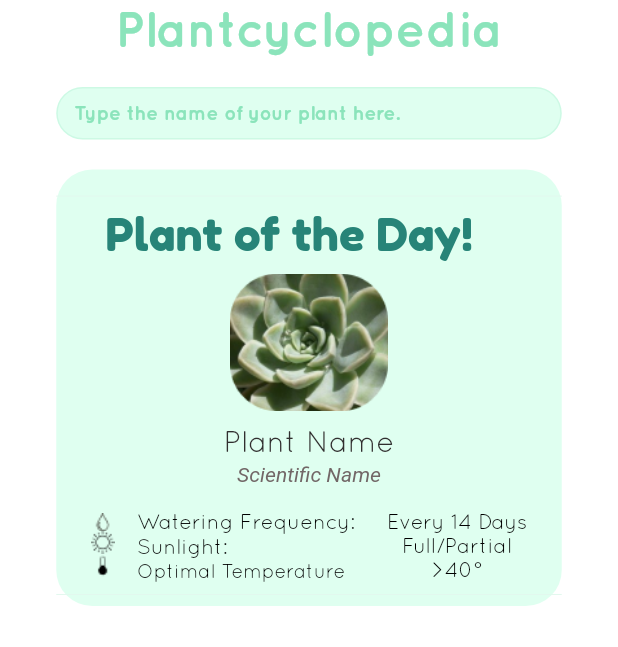
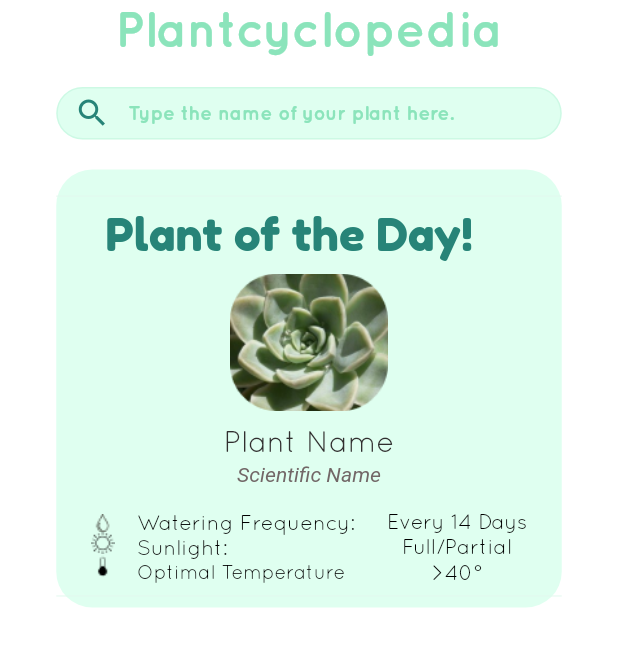
Before and after one commit to efollette/growio, a Flutter app: the Plantcyclopedia screen opened by its route, on a phone screen of 412 x 824 dp. Shown: the top 647 px of the screen. Run offline on Flutter 3.47's test engine with Material 2 defaults, Android fonts, the phone set to English and light mode, and no system bars; drawn by our look-alikes of auto_size_text; our stand-ins replace image_picker; Roboto replaces fonts that are missing (ABeeZee Italic).

Commit message:
Search bar works

```diff
--- a/lib/ui/mainPage.dart
+++ b/lib/ui/mainPage.dart
@@ -358,7 +358,7 @@ class _MainPageState extends State<MainPage> {
         controller: controller,
         children: <Widget>[
           MyGarden(),
-          Plantcyclopedia(_showFab),
+          Plantcyclopedia(),
         ],
       ),
       bottomNavigationBar: _createBottomNavBar(context),
--- a/lib/ui/plantcyclopedia.dart
+++ b/lib/ui/plantcyclopedia.dart
@@ -2,19 +2,50 @@ import 'package:flutter/material.dart';
 import '../utils/users.dart' as users;
 import '../utils/routes.dart' as routes;
 import '../wdigets/plantOfTheDay.dart';
+import '../wdigets/plantList.dart';
 import 'package:auto_size_text/auto_size_text.dart';
 
 class Plantcyclopedia extends StatefulWidget {
-
-  final bool showFab;
-
-  Plantcyclopedia(this.showFab);
 
   @override
   _PlantcyclopediaState createState() => _PlantcyclopediaState();
 }
 
 class _PlantcyclopediaState extends State<Plantcyclopedia> {
+
+  bool showList = false;
+
+  /* Plant list */
+  final List<String> _plants = ['Daisy', 'Sunflower', 'Poppy', 'Lavender', 'Rose',
+                          'Tiger Lily', 'Carnation', 'Tulip', 'Orchid', 'Peonie'];
+
+  /* Duplicate to store the plant list */
+  final List<String> _plantsDup = ['Daisy', 'Sunflower', 'Poppy', 'Lavender', 'Rose',
+                          'Tiger Lily', 'Carnation', 'Tulip', 'Orchid', 'Peonie'];
+
+  /* List that will change based on the query */
+  var _plantsQuery = List<String>();
+
+  Expanded _plantList(BuildContext context) {
+    return Expanded(
+      child: ListView.builder(
+        shrinkWrap: true,
+        itemCount: _plantsQuery.length,
+        itemBuilder: (BuildContext context, int index) {
+          return Card(
+            child: ListTile(
+              title: Text('${_plantsQuery[index]}',
+                style: TextStyle(
+                  fontFamily: 'Quicksand'
+                )
+              )
+            )
+          );
+        }
+      )
+    );
+
+  }
 
   /* Text controller for the search bar */
   TextEditingController _searchController = TextEditingController();
@@ -47,7 +78,12 @@ class _PlantcyclopediaState extends State<Plantcyclopedia> {
       child: TextField(
         style: TextStyle(
           color: Color(0xFF278478),
+          fontFamily: 'Quicksand'
         ),
+        enableInteractiveSelection: true,
+        textCapitalization: TextCapitalization.sentences,
+        maxLines: 1,
+        autocorrect: true,
         textAlign: TextAlign.left,
         textInputAction: TextInputAction.search,
         controller: _searchController,
@@ -75,8 +111,14 @@ class _PlantcyclopediaState extends State<Plantcyclopedia> {
               color: Color(0xFF8BE4BB)
           ),
           labelText: 'Type the name of your plant here.',
+          prefixIcon: Icon(Icons.search, color: Color(0xFF278478),)
         ),
         cursorColor: Colors.green,
+        // Functionality of search
+        onChanged: (value) {
+          showList = true;
+          _filterSearchResults(value);
+        },
       ),
     );
   }
@@ -91,22 +133,52 @@ class _PlantcyclopediaState extends State<Plantcyclopedia> {
     );
   }
 
+  /* Function to search and list the new items */
+  void _filterSearchResults(String query) {
+    List<String> dummySearchList = List<String>();
+    dummySearchList.addAll(_plantsDup);
+    if(query.isNotEmpty) {
+      List<String> dummyListData = List<String>();
+      dummySearchList.forEach((item) {
+        if(item.contains(query)) {
+          dummyListData.add(item);
+        }
+      });
+      setState(() {
+        _plantsQuery.clear();
+        _plantsQuery.addAll(dummyListData);
+      });
+      return;
+    } else {
+      setState(() {
+        _plantsQuery.clear();
+        _plantsQuery.addAll(_plantsDup);
+      });
+    }
+  }
+
   @override
   Widget build(BuildContext context) {
-
     return Scaffold(
       backgroundColor: Colors.white,
-      body: Column(
+      body: Center(
+        child: Container(
+          width: MediaQuery.of(context).size.width - 75.0,
+          child: Column(
             children: <Widget>[
               _title(context),
               Padding(padding: const EdgeInsets.all(10.0)),
               _searchBar(context),
               Padding(padding: const EdgeInsets.all(10.0)),
               // Plant of the Day
-          widget.showFab ? _plantOfDay(context) : Container(),
+              //_plantList(context),
+              showList ? _plantList(context) : _plantOfDay(context),
               Padding(padding: const EdgeInsets.all(10.0)),
             ],
           ),
+        )
+
+      )
     );
   }
 }
--- a/lib/utils/routes.dart
+++ b/lib/utils/routes.dart
@@ -8,7 +8,7 @@ import '../ui/Camera.dart';
 final routes = {
   '/login' : (BuildContext context) => Login(),
   '/myGarden' : (BuildContext context) => MyGarden(),
-  '/plantcyclopedia' : (BuildContext context) => Plantcyclopedia(true),
+  '/plantcyclopedia' : (BuildContext context) => Plantcyclopedia(),
   '/camera' :(BuildContext context) => Camera(),
 
   // Default route
--- a/lib/wdigets/plantOfTheDay.dart
+++ b/lib/wdigets/plantOfTheDay.dart
@@ -4,25 +4,9 @@ import 'package:auto_size_text/auto_size_text.dart';
 // Group to scale size of text for water, sun and temp
 var _group = AutoSizeGroup();
 
-// Group to scale size of text for additional info
-var _group2 = AutoSizeGroup();
-
-Container plantOfTheDay(BuildContext context) {
+// Plant of the Day! title
+Container _makeTitle(BuildContext context) {
   return Container(
-    padding: const EdgeInsets.only(top: 10.0),
-    width: MediaQuery.of(context).size.width - 75.0,
-    decoration: BoxDecoration(
-      borderRadius: BorderRadius.circular(24.0),
-      color: Color(0xFFDFFFF0),
-    ),
-    child: Column(
-    children: <Widget>[
-      Divider(
-        height: 15.5,
-        color: Color(0xFFE2F8EE),
-      ),
-      // Plant Of The Day Title Text
-      Container(
     //alignment: Alignment.center,
     width: MediaQuery.of(context).size.width * (247/375),
     child: AutoSizeText(
@@ -34,11 +18,12 @@ Container plantOfTheDay(BuildContext context) {
       ),
       maxLines: 1,
     ),
-      ),
-      Column(
-        children: <Widget>[
+  );
+}
+
 // Plant Image
-          Container(
+Container _plantIcon(BuildContext context) {
+  return Container(
     height: MediaQuery.of(context).size.height * (106/812),
     width:  MediaQuery.of(context).size.width * (122/375),
     // Picture of plant
@@ -46,9 +31,12 @@ Container plantOfTheDay(BuildContext context) {
       icon: Image.asset("Assets/TestSucculent.png"),
       onPressed: () => debugPrint("Go to plant"),
     ),
-          ),
-          // Plant Info: Name, Scientific name
-          Container(
+  );
+}
+
+// Plant names
+Container _plantNames(BuildContext context) {
+  return Container(
       child: Column(
         children: <Widget>[
           Container(
@@ -82,10 +70,12 @@ Container plantOfTheDay(BuildContext context) {
           ),
         ],
       )
-          ),
-          Padding(padding: const EdgeInsets.all(7.25)),
-          // Additional plant info: water, sunlight
-          Container(
+  );
+}
+
+// Additional plant info
+Container _addInfo(BuildContext context) {
+  return Container(
     padding: const EdgeInsets.symmetric(horizontal: 8.0),
     child: Row(
       mainAxisAlignment: MainAxisAlignment.spaceEvenly,
@@ -158,6 +148,7 @@ Container plantOfTheDay(BuildContext context) {
                 style: TextStyle(
                     fontFamily: 'Quicksand',
                     color: Colors.black,
+                    height: 1.2
                 ),
               ),
             ),
@@ -169,6 +160,7 @@ Container plantOfTheDay(BuildContext context) {
                 style: TextStyle(
                     fontFamily: 'Quicksand',
                     color: Colors.black,
+                    height: 1.2
                 ),
               ),
             ),
@@ -180,6 +172,7 @@ Container plantOfTheDay(BuildContext context) {
                 style: TextStyle(
                     fontFamily: 'Quicksand',
                     color: Colors.black,
+                    height: 1.2
                 ),
               ),
             ),
@@ -187,7 +180,35 @@ Container plantOfTheDay(BuildContext context) {
         ),
       ],
     ),
-          ), // Container to close row
+  );
+}
+
+Container plantOfTheDay(BuildContext context) {
+  return Container(
+    padding: const EdgeInsets.only(top: 10.0),
+    width: MediaQuery.of(context).size.width - 75.0,
+    decoration: BoxDecoration(
+      borderRadius: BorderRadius.circular(24.0),
+      color: Color(0xFFDFFFF0),
+    ),
+    child: Column(
+    children: <Widget>[
+      Divider(
+        height: 15.5,
+        color: Color(0xFFE2F8EE),
+      ),
+      // Plant Of The Day Title Text
+      _makeTitle(context),
+      Column(
+        children: <Widget>[
+          // Plant Image
+          _plantIcon(context),
+          // Plant Info: Name, Scientific name
+          _plantNames(context),
+          Padding(padding: const EdgeInsets.all(7.25)),
+          // Additional plant info: water, sunlight
+          _addInfo(context),
+           // Container to close row
           Divider(
             height: 15.5,
             color: Color(0xFFE2F8EE),
--- a/pubspec.yaml
+++ b/pubspec.yaml
@@ -11,7 +11,7 @@ description: A plant identifier,  tracker, and plantcyclopedia.
 version: 1.0.0+1
 
 environment:
-  sdk: ">=2.1.0 <3.0.0"
+  sdk: ">=2.2.0 <3.0.0"
 
 dependencies:
   flutter:
```
Also changed, not shown: lib/wdigets/plantList.dart (added). Lines whose indentation alone changed are shown as unchanged.
